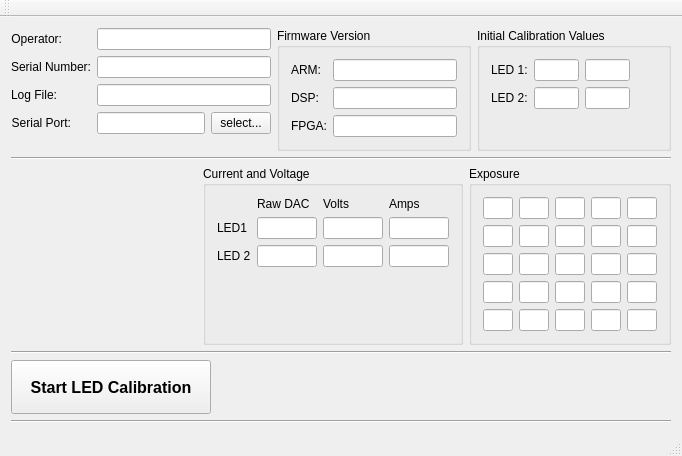
Before: the Qt Designer form mainwindow.ui in jamesgpeterson/LED_cal, drawn with Qt 5.
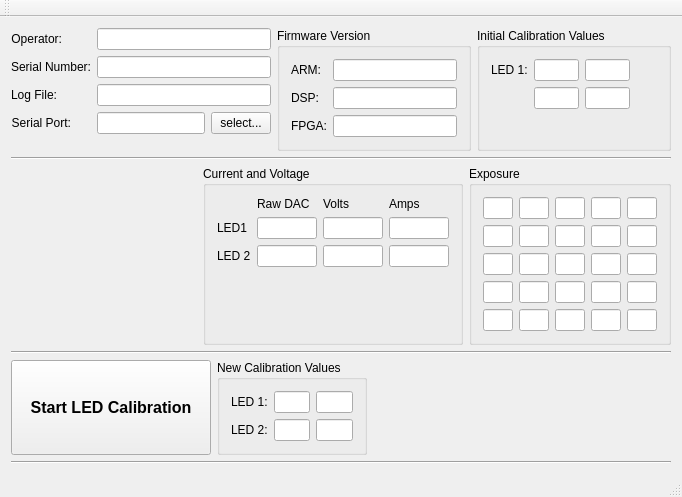
After: the same form once the commit is applied.

```diff
--- a/mainwindow.ui
+++ b/mainwindow.ui
@@ -7,7 +7,7 @@
     <x>0</x>
     <y>0</y>
     <width>682</width>
-    <height>456</height>
+    <height>461</height>
    </rect>
   </property>
   <property name="windowTitle">
@@ -208,13 +208,6 @@
            </item>
           </layout>
          </item>
-         <item row="1" column="0">
-          <widget class="QLabel" name="label_LED2">
-           <property name="text">
-            <string>LED 2:</string>
-           </property>
-          </widget>
-         </item>
          <item row="1" column="1">
           <layout class="QHBoxLayout" name="horizontalLayout_3">
            <item>
@@ -998,7 +991,7 @@
      </widget>
     </item>
     <item>
-     <layout class="QHBoxLayout" name="horizontalLayout_5">
+     <layout class="QHBoxLayout" name="horizontalLayout_8">
       <item>
        <widget class="QPushButton" name="pushButton">
         <property name="sizePolicy">
@@ -1025,6 +1018,98 @@
         </property>
        </widget>
       </item>
+      <item>
+       <widget class="QGroupBox" name="groupBox_5">
+        <property name="maximumSize">
+         <size>
+          <width>150</width>
+          <height>16777215</height>
+         </size>
+        </property>
+        <property name="title">
+         <string>New Calibration Values</string>
+        </property>
+        <layout class="QFormLayout" name="formLayout_4">
+         <item row="0" column="0">
+          <widget class="QLabel" name="label_LED1_2">
+           <property name="text">
+            <string>LED 1:</string>
+           </property>
+          </widget>
+         </item>
+         <item row="0" column="1">
+          <layout class="QHBoxLayout" name="horizontalLayout_5">
+           <item>
+            <widget class="QLineEdit" name="lineEdit_LED1_low_final">
+             <property name="enabled">
+              <bool>true</bool>
+             </property>
+             <property name="maximumSize">
+              <size>
+               <width>45</width>
+               <height>16777215</height>
+              </size>
+             </property>
+             <property name="readOnly">
+              <bool>true</bool>
+             </property>
+            </widget>
+           </item>
+           <item>
+            <widget class="QLineEdit" name="lineEdit_LED1_high_final">
+             <property name="maximumSize">
+              <size>
+               <width>45</width>
+               <height>16777215</height>
+              </size>
+             </property>
+             <property name="readOnly">
+              <bool>true</bool>
+             </property>
+            </widget>
+           </item>
+          </layout>
+         </item>
+         <item row="1" column="0">
+          <widget class="QLabel" name="label_LED2">
+           <property name="text">
+            <string>LED 2:</string>
+           </property>
+          </widget>
+         </item>
+         <item row="1" column="1">
+          <layout class="QHBoxLayout" name="horizontalLayout_7">
+           <item>
+            <widget class="QLineEdit" name="lineEdit_LED2_low_final">
+             <property name="maximumSize">
+              <size>
+               <width>45</width>
+               <height>16777215</height>
+              </size>
+             </property>
+             <property name="readOnly">
+              <bool>true</bool>
+             </property>
+            </widget>
+           </item>
+           <item>
+            <widget class="QLineEdit" name="lineEdit_LED2_high_final">
+             <property name="maximumSize">
+              <size>
+               <width>45</width>
+               <height>16777215</height>
+              </size>
+             </property>
+             <property name="readOnly">
+              <bool>true</bool>
+             </property>
+            </widget>
+           </item>
+          </layout>
+         </item>
+        </layout>
+       </widget>
+      </item>
       <item>
        <spacer name="horizontalSpacer">
         <property name="orientation">
```
Left out of the diff: 6 changed lines with no effect on the pictures.
